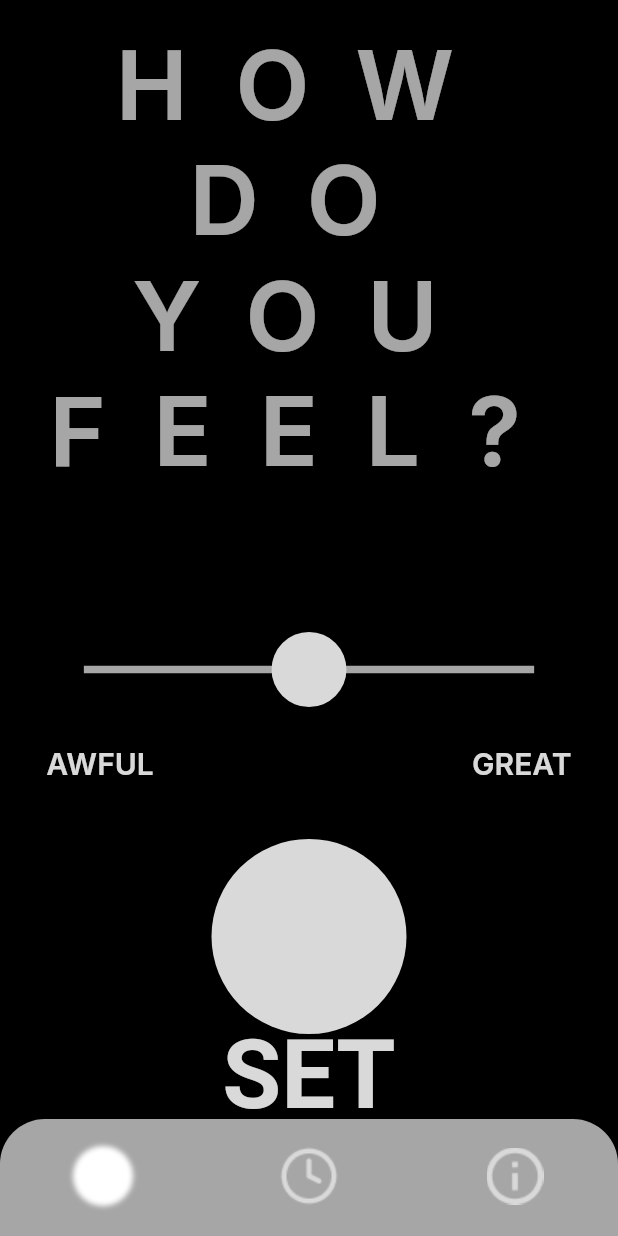
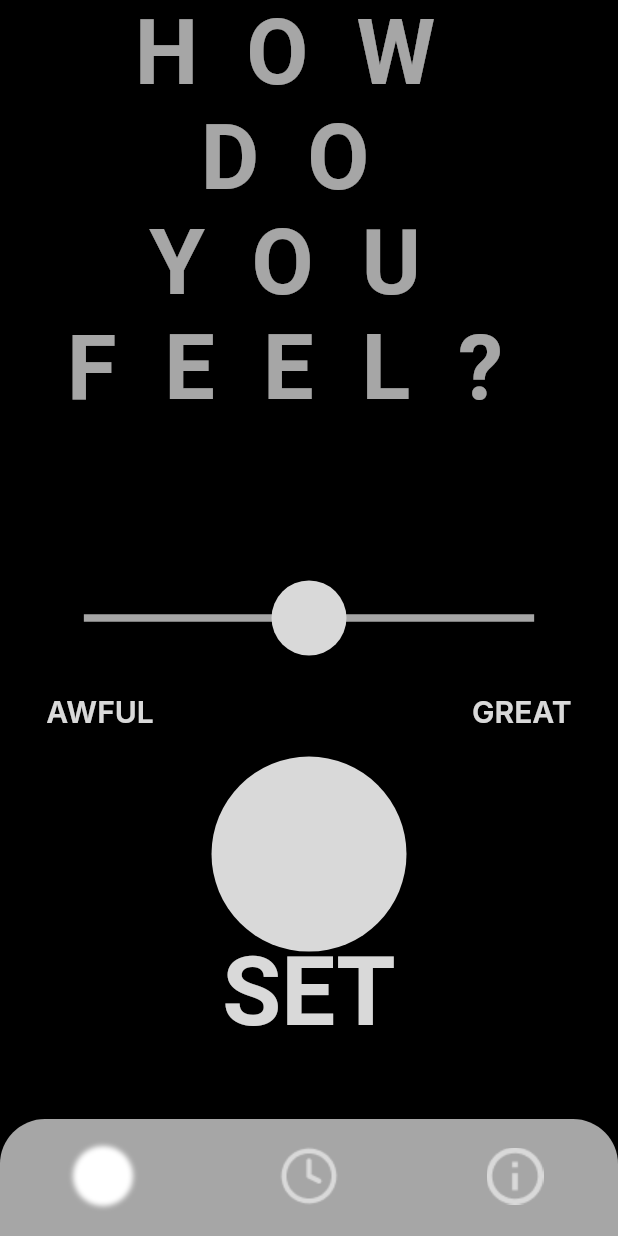
Before and after one commit to IrishBoy/Moodify, a Flutter app: the screen it shows after launch, on a phone screen of 412 x 824 dp. Run offline on Flutter 3.47's test engine with Material 2 defaults, Android fonts, the phone set to English and light mode, and no system bars; our stand-ins replace google_fonts, sqflite, syncfusion_flutter_charts; accounts and stored records are empty.

Commit message:
Changed to listview all pages

```diff
--- a/moodify/lib/main.dart
+++ b/moodify/lib/main.dart
@@ -47,7 +47,9 @@ class _MyHomePageState extends State<MyHomePage> {
 
   @override
   Widget build(BuildContext context) {
+    double screenHeight = MediaQuery.of(context).size.height;
     return Container(
+      height: screenHeight * 0.1,
       color: Color.fromRGBO(0, 0, 0, 100),
       child: Scaffold(
         extendBody: true,
--- a/moodify/lib/set_page.dart
+++ b/moodify/lib/set_page.dart
@@ -76,30 +76,33 @@ class _SetScreenState extends State<SetScreen> with TickerProviderStateMixin {
 
   @override
   Widget build(BuildContext context) {
-    return Container(
+    double screenHeight = MediaQuery.of(context).size.height;
+    return Scaffold(
+      backgroundColor: Colors.black,
+      body: ListView(
+        children: [
+          Container(
             color: Colors.black,
             child: Column(
+              crossAxisAlignment: CrossAxisAlignment.stretch,
+              mainAxisAlignment: MainAxisAlignment.center,
               children: [
-          Expanded(
-            flex: 5,
-            child: Container(
-              alignment: Alignment.center,
+                SizedBox(
+                  height: screenHeight * 0.4,
                   child: Text(
-                '''HOW\nDO\nYOU\nFEEL?''',
-                style: GoogleFonts.inter(
+                    '''how\ndo\nyou\nfeel?'''.toUpperCase(),
+                    style: TextStyle(
                       color: Color.fromRGBO(255, 255, 255, 0.65),
-                  fontWeight:
-                      FontWeight.lerp(FontWeight.w600, FontWeight.w700, 0.37),
-                  // textAlignCenter: TextAlignCenter,
+                      fontWeight: FontWeight.lerp(
+                          FontWeight.w600, FontWeight.w700, 0.37),
                       letterSpacing: 32.0,
-                  fontSize: 64,
+                      fontSize: 60,
                     ),
                     textAlign: TextAlign.center,
                   ),
                 ),
-          ),
-          Expanded(
-            flex: 3,
+                SizedBox(
+                  height: screenHeight * 0.2,
                   child: Container(
                     alignment: Alignment.center,
                     child: SliderBlock(
@@ -113,19 +116,17 @@ class _SetScreenState extends State<SetScreen> with TickerProviderStateMixin {
                     ),
                   ),
                 ),
-          Expanded(
-            flex: 4,
+                SizedBox(
+                  height: screenHeight * 0.3,
                   child: Container(
                     alignment: Alignment.center,
                     child: Stack(
                       alignment: Alignment.center,
                       children: [
-                  // Circle Button with Overlay
                         Positioned(
                           top: 10,
                           child: GestureDetector(
                             onTap: _onButtonTap,
-                      // onTapUp: _onTapUp,
                             child: CircleAvatar(
                               radius: 65,
                               backgroundColor: Color.fromRGBO(217, 217, 217, 1),
@@ -144,7 +145,6 @@ class _SetScreenState extends State<SetScreen> with TickerProviderStateMixin {
                               ),
                             ),
                           ),
-                  // SET Text
                         Positioned(
                           top: 130,
                           child: Text(
@@ -154,7 +154,8 @@ class _SetScreenState extends State<SetScreen> with TickerProviderStateMixin {
                                 Shadow(
                                   blurRadius: 4,
                                   color: Color.fromRGBO(0, 0, 0, 0.25),
-                              offset: Offset(0, 4))
+                                  offset: Offset(0, 4),
+                                )
                               ],
                               color: Color.fromRGBO(217, 217, 217, 1),
                               fontWeight: FontWeight.w600,
@@ -168,6 +169,9 @@ class _SetScreenState extends State<SetScreen> with TickerProviderStateMixin {
                 ),
               ],
             ),
+          ),
+        ],
+      ),
     );
   }
 }
--- a/moodify/pubspec.yaml
+++ b/moodify/pubspec.yaml
@@ -3,7 +3,7 @@ description: Moodify app
 
 publish_to: 'none' # Remove this line if you wish to publish to pub.dev
 
-version: 1.0.0+4
+version: 1.0.1+5
 
 environment:
   sdk: '>=2.19.4 <4.0.0'
```
Also changed, not shown: moodify/lib/history_page.dart (+27 -24 lines). Lines whose indentation alone changed are shown as unchanged.
